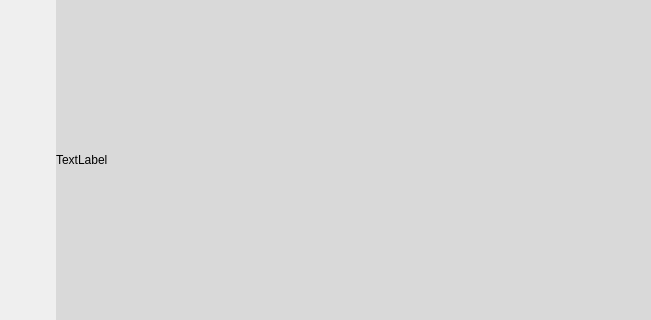
Above: ui/Result.ui from xamlo721/PsychologyTestApp before the change; both pictures show x 0 to 651 and y 162 to 482 of the 1000 by 600 pixel window. Below: the same form after it.
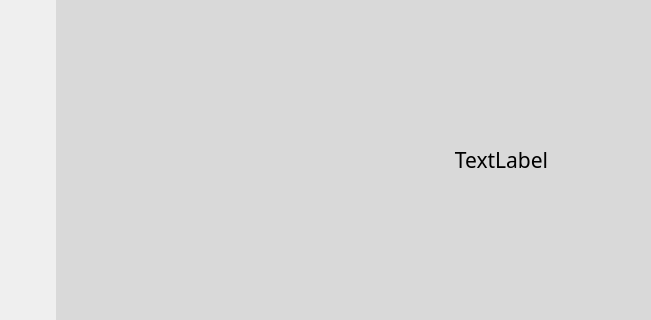
That is the form after the change. Icons and pictures are not drawn.

Patch:
```diff
--- a/ui/Result.ui
+++ b/ui/Result.ui
@@ -161,9 +161,18 @@
       <height>391</height>
      </rect>
     </property>
+    <property name="font">
+     <font>
+      <family>Montserrat Medium</family>
+      <pointsize>16</pointsize>
+     </font>
+    </property>
     <property name="text">
      <string>TextLabel</string>
     </property>
+    <property name="alignment">
+     <set>Qt::AlignCenter</set>
+    </property>
    </widget>
   </widget>
  </widget>
```
Left out of the diff: 12 changed lines with no effect on the pictures.
